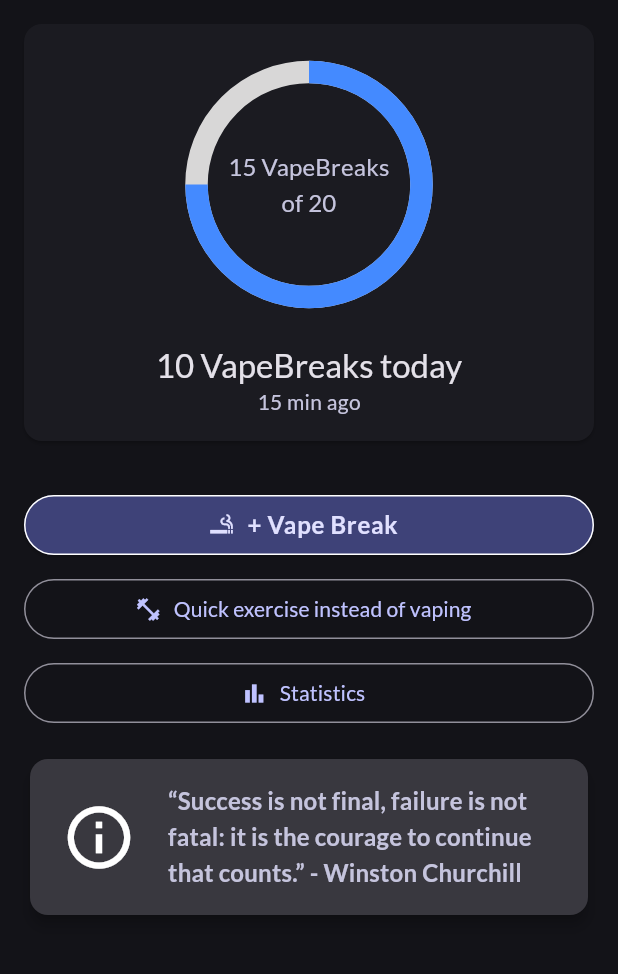
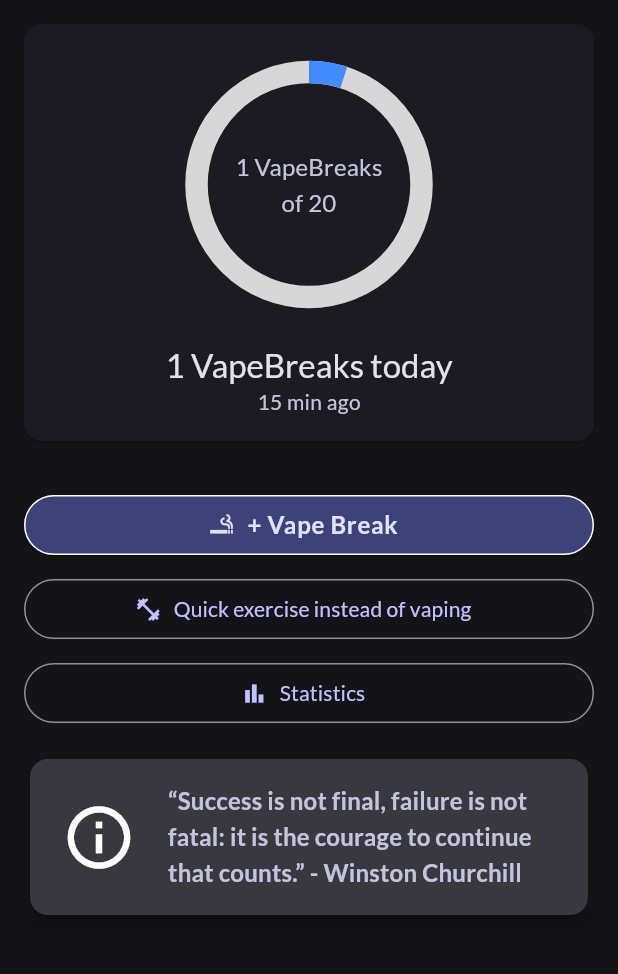
Before and after one commit to mihakonceptcorn/OffVape, a Flutter app: the screen it shows after launch, after a tap on "+ Vape Break", on a phone screen of 412 x 824 dp, the part 84-1058 px from its top. Run offline on Flutter 3.47's test engine with Material 3 defaults, Android fonts, the phone set to English and light mode, and no system bars; our stand-ins replace flutter_riverpod, google_fonts.

Commit message:
vaping breaks provider

```diff
--- a/lib/main.dart
+++ b/lib/main.dart
@@ -1,5 +1,6 @@
 import 'package:flutter/material.dart';
 import 'package:google_fonts/google_fonts.dart';
+import 'package:flutter_riverpod/flutter_riverpod.dart';
 
 import 'package:off_vape/screens/home.dart';
 
@@ -12,7 +13,7 @@ final theme = ThemeData(
 );
 
 void main() {
-  runApp(const App());
+  runApp(const ProviderScope(child: App()));
 }
 
 class App extends StatelessWidget {
--- /dev/null
+++ b/lib/providers/vaping_breaks_provider.dart
@@ -0,0 +1,20 @@
+import 'package:flutter_riverpod/flutter_riverpod.dart';
+
+class VapingBreaksNotifier extends Notifier<int> {
+  @override
+  int build() {
+    return 0;
+  }
+
+  void addVapeBreak() {
+    state = state + 1;
+  }
+
+  int getCurrentBreaks() {
+    return state;
+  }
+}
+
+final vapingBreaksProvider = NotifierProvider<VapingBreaksNotifier, int>(
+  VapingBreaksNotifier.new,
+);
--- a/lib/widgets/progress_card.dart
+++ b/lib/widgets/progress_card.dart
@@ -1,10 +1,15 @@
 import 'package:flutter/material.dart';
+import 'package:flutter_riverpod/flutter_riverpod.dart';
+import 'package:off_vape/providers/vaping_breaks_provider.dart';
 
-class ProgressCard extends StatelessWidget {
+class ProgressCard extends ConsumerWidget {
   const ProgressCard({super.key});
 
   @override
-  Widget build(BuildContext context) {
+  Widget build(BuildContext context, WidgetRef ref) {
+    final currentBreaks = ref.watch(vapingBreaksProvider);
+    final maxDayVapeBreaks = 20;
+
     return SizedBox(
       width: double.infinity,
       child: Card(
@@ -20,15 +25,24 @@ class ProgressCard extends StatelessWidget {
                   width: 150,
                   child: Stack(
                     children: [
-                      const Center(
+                      Center(
                         child: SizedBox(
                           width: 150,
                           height: 150,
                           child: CircularProgressIndicator(
-                            value: 0.75,
+                            value: currentBreaks <= maxDayVapeBreaks
+                                ? currentBreaks / maxDayVapeBreaks
+                                : 1,
                             strokeWidth: 15,
-                            color: Colors.blueAccent,
-                            backgroundColor: Color.fromARGB(255, 216, 215, 215),
+                            color: currentBreaks <= maxDayVapeBreaks
+                                ? Colors.blueAccent
+                                : Colors.red,
+                            backgroundColor: const Color.fromARGB(
+                              255,
+                              216,
+                              215,
+                              215,
+                            ),
                           ),
                         ),
                       ),
@@ -36,11 +50,13 @@ class ProgressCard extends StatelessWidget {
                         child: Padding(
                           padding: const EdgeInsets.all(20),
                           child: Text(
-                            '15 VapeBreaks of 20',
+                            '$currentBreaks VapeBreaks of 20',
                             textAlign: TextAlign.center,
                             style: Theme.of(context).textTheme.titleMedium!
                                 .copyWith(
-                                  color: Theme.of(context).colorScheme.secondary,
+                                  color: Theme.of(
+                                    context,
+                                  ).colorScheme.secondary,
                                 ),
                           ),
                         ),
@@ -51,7 +67,7 @@ class ProgressCard extends StatelessWidget {
               ),
               const SizedBox(height: 32),
               Text(
-                '10 VapeBreaks today',
+                '$currentBreaks VapeBreaks today',
                 style: Theme.of(context).textTheme.titleLarge!.copyWith(
                   color: Theme.of(context).colorScheme.onSurface,
                 ),
--- a/lib/widgets/vape_actions.dart
+++ b/lib/widgets/vape_actions.dart
@@ -1,13 +1,15 @@
 import 'dart:math';
 import 'package:flutter/material.dart';
+import 'package:flutter_riverpod/flutter_riverpod.dart';
 
 import 'package:off_vape/data/motivation_texts.dart';
+import 'package:off_vape/providers/vaping_breaks_provider.dart';
 
-class VapeActions extends StatelessWidget {
+class VapeActions extends ConsumerWidget {
   const VapeActions({super.key});
 
   @override
-  Widget build(BuildContext context) {
+  Widget build(BuildContext context, WidgetRef ref) {
     Random random = Random();
     int randomIndex = random.nextInt(motivationTexts.length);
     final motivationText = motivationTexts[randomIndex];
@@ -24,7 +26,7 @@ class VapeActions extends StatelessWidget {
                 '+ Vape Break',
                 style: Theme.of(context).textTheme.bodyLarge!.copyWith(
                   color: Theme.of(context).colorScheme.onPrimaryContainer,
-                  fontWeight: FontWeight.bold
+                  fontWeight: FontWeight.bold,
                 ),
               ),
               style: ElevatedButton.styleFrom(
@@ -32,12 +34,11 @@ class VapeActions extends StatelessWidget {
                 foregroundColor: Theme.of(
                   context,
                 ).colorScheme.onPrimaryContainer,
-                side: const BorderSide(
-                  width: 1,
-                  color: Colors.white,
-                ),
+                side: const BorderSide(width: 1, color: Colors.white),
               ),
-              onPressed: () {},
+              onPressed: () {
+                ref.read(vapingBreaksProvider.notifier).addVapeBreak();
+              },
             ),
           ),
           const SizedBox(height: 8),
```
